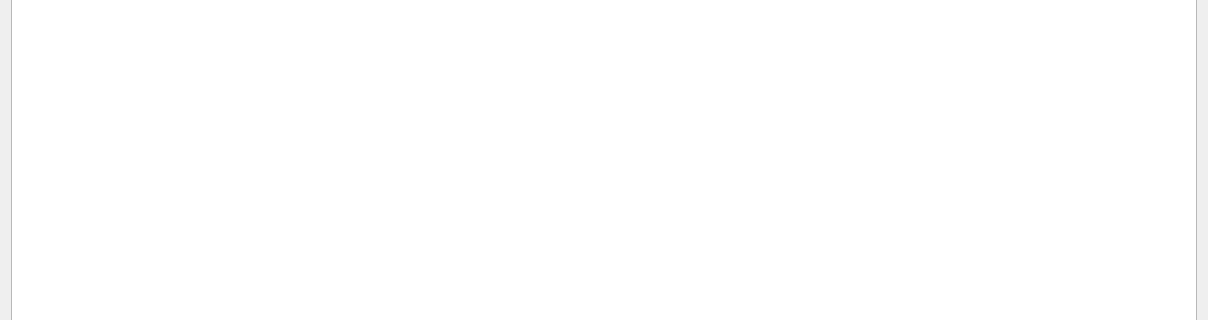
The window that AmzBooks/gui/panes/PaneSettingsPurchaseAccount.ui (icingerpower/AmzBooks) describes before a commit, drawn with Qt 5; both pictures show x 0 to 1208 and y 320 to 640 of the 1208 by 931 pixel window.
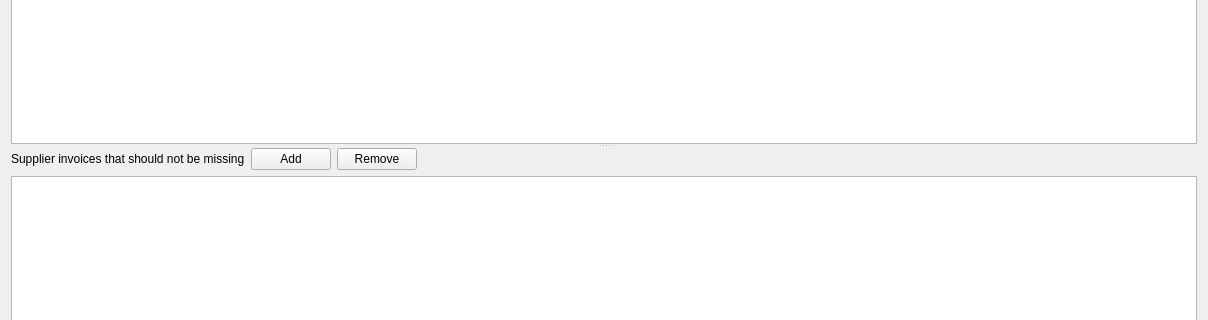
The same window after the commit.

Commit message: Added a way to add control on presence of some invoices for some suppliers for some month.

```diff
--- a/AmzBooks/gui/panes/PaneSettingsPurchaseAccount.ui
+++ b/AmzBooks/gui/panes/PaneSettingsPurchaseAccount.ui
@@ -15,7 +15,14 @@
   </property>
   <layout class="QVBoxLayout" name="verticalLayout">
    <item>
-    <layout class="QHBoxLayout" name="horizontalLayout">
+    <widget class="QSplitter" name="splitter">
+     <property name="orientation">
+      <enum>Qt::Orientation::Vertical</enum>
+     </property>
+     <widget class="QWidget" name="widgetAccounts">
+      <layout class="QVBoxLayout" name="verticalLayoutAccounts">
+       <item>
+        <layout class="QHBoxLayout" name="horizontalLayoutAccounts">
      <item>
       <widget class="QPushButton" name="buttonAdd">
        <property name="text">
@@ -47,6 +54,55 @@
    </item>
    <item>
     <widget class="QTableView" name="tableAccounts"/>
+       </item>
+      </layout>
+     </widget>
+     <widget class="QWidget" name="widgetControl">
+      <layout class="QVBoxLayout" name="verticalLayoutControl">
+       <item>
+        <layout class="QHBoxLayout" name="horizontalLayoutControl">
+         <item>
+          <widget class="QLabel" name="label">
+           <property name="text">
+            <string>Supplier invoices that should not be missing</string>
+           </property>
+          </widget>
+         </item>
+         <item>
+          <widget class="QPushButton" name="buttonAddControl">
+           <property name="text">
+            <string>Add</string>
+           </property>
+          </widget>
+         </item>
+         <item>
+          <widget class="QPushButton" name="buttonRemoveControl">
+           <property name="text">
+            <string>Remove</string>
+           </property>
+          </widget>
+         </item>
+         <item>
+          <spacer name="horizontalSpacerControl">
+           <property name="orientation">
+            <enum>Qt::Orientation::Horizontal</enum>
+           </property>
+           <property name="sizeHint" stdset="0">
+            <size>
+             <width>40</width>
+             <height>20</height>
+            </size>
+           </property>
+          </spacer>
+         </item>
+        </layout>
+       </item>
+       <item>
+        <widget class="QTableView" name="tableControl"/>
+       </item>
+      </layout>
+     </widget>
+    </widget>
    </item>
   </layout>
  </widget>
```
Left out of the diff: 2 changed lines with no effect on the pictures. Lines whose indentation alone changed are shown as unchanged. The commit also changes 10 other files.
